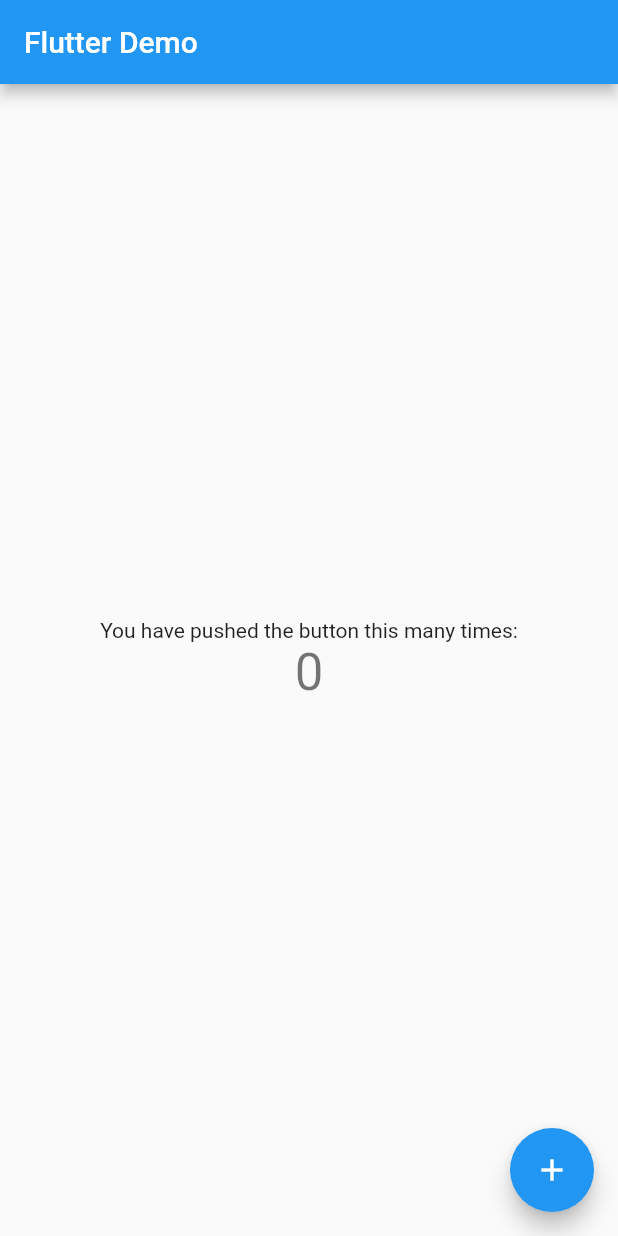
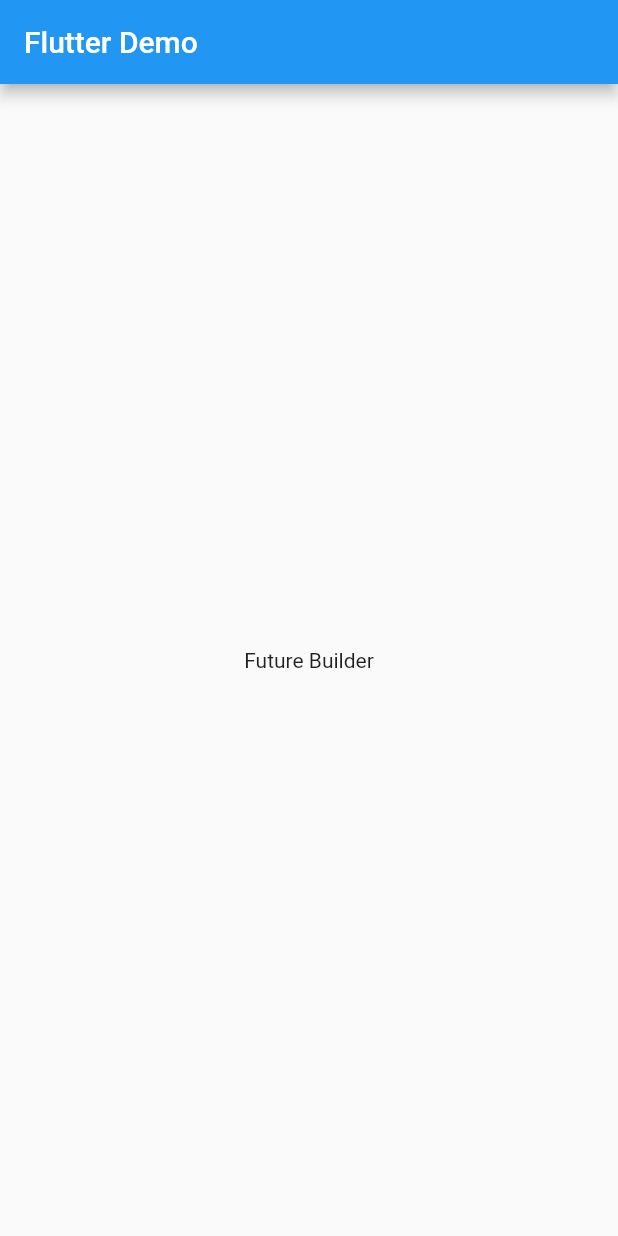
Before and after one commit to LuckyMadu/flutter-sample-project, a Flutter app: the screen it shows after launch, on a phone screen of 412 x 824 dp. Run offline on Flutter 3.47's test engine with Material 2 defaults, Android fonts, the phone set to English and light mode, and no system bars.

Commit message:
add packages

```diff
--- a/lib/main.dart
+++ b/lib/main.dart
@@ -1,4 +1,5 @@
 import 'package:flutter/material.dart';
+import 'package:http/http.dart' as http;
 
 void main() {
   runApp(const MyApp());
@@ -30,12 +31,14 @@ class MyHomePage extends StatefulWidget {
 }
 
 class _MyHomePageState extends State<MyHomePage> {
-  int _counter = 0;
+  Future getUsers() async {
+    var url = Uri.parse('https://randomuser.me/api/?results=20');
+    // late means we given a value to this variable later
+    late http.Response response;
 
-  void _incrementCounter() {
-    setState(() {
-      _counter++;
-    });
+    try {} catch (error) {
+      return Future.error(error.toString());
+    }
   }
 
   @override
@@ -44,25 +47,7 @@ class _MyHomePageState extends State<MyHomePage> {
       appBar: AppBar(
         title: Text(widget.title),
       ),
-      body: Center(
-        child: Column(
-          mainAxisAlignment: MainAxisAlignment.center,
-          children: <Widget>[
-            const Text(
-              'You have pushed the button this many times:',
-            ),
-            Text(
-              '$_counter',
-              style: Theme.of(context).textTheme.headline4,
-            ),
-          ],
-        ),
-      ),
-      floatingActionButton: FloatingActionButton(
-        onPressed: _incrementCounter,
-        tooltip: 'Increment',
-        child: const Icon(Icons.add),
-      ), // This trailing comma makes auto-formatting nicer for build methods.
+      body: const Center(child: Text('Future Builder')),
     );
   }
 }
--- a/pubspec.yaml
+++ b/pubspec.yaml
@@ -3,7 +3,7 @@ description: A new Flutter project.
 
 # The following line prevents the package from being accidentally published to
 # pub.dev using `flutter pub publish`. This is preferred for private packages.
-publish_to: 'none' # Remove this line if you wish to publish to pub.dev
+publish_to: "none" # Remove this line if you wish to publish to pub.dev
 
 # The following defines the version and build number for your application.
 # A version number is three numbers separated by dots, like 1.2.43
@@ -30,10 +30,10 @@ dependencies:
   flutter:
     sdk: flutter
 
-
   # The following adds the Cupertino Icons font to your application.
   # Use with the CupertinoIcons class for iOS style icons.
   cupertino_icons: ^1.0.2
+  http: ^0.13.4
 
 dev_dependencies:
   flutter_test:
@@ -51,7 +51,6 @@ dev_dependencies:
 
 # The following section is specific to Flutter.
 flutter:
-
   # The following line ensures that the Material Icons font is
   # included with your application, so that you can use the icons in
   # the material Icons class.
```
Also changed, not shown: pubspec.lock.
